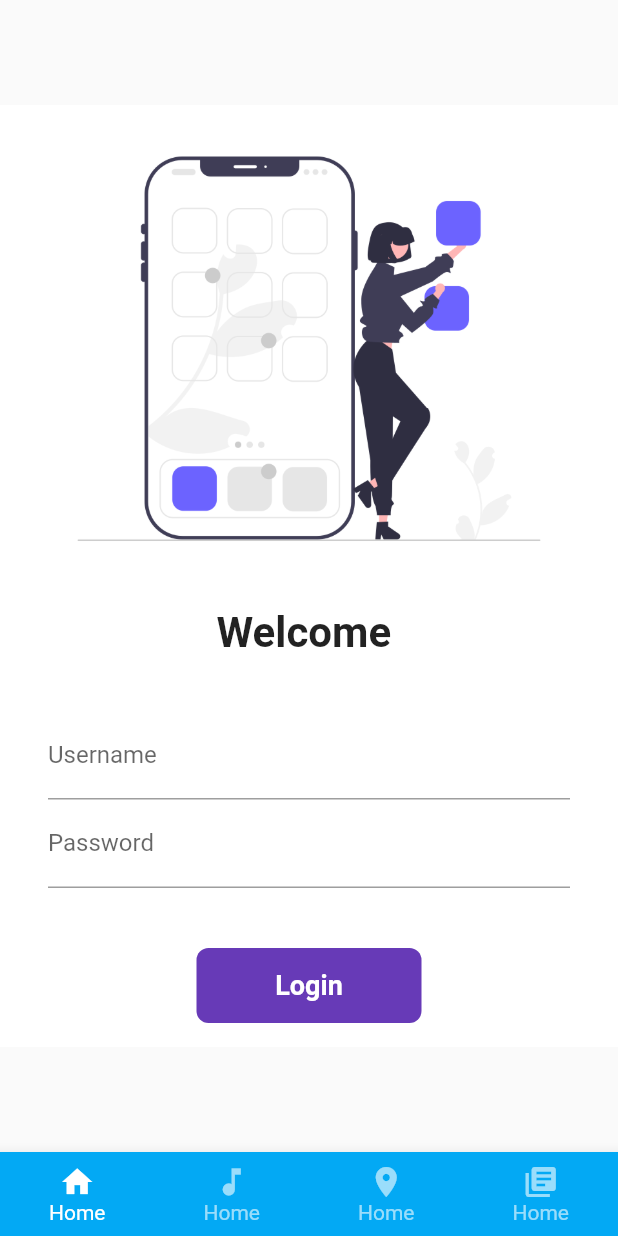
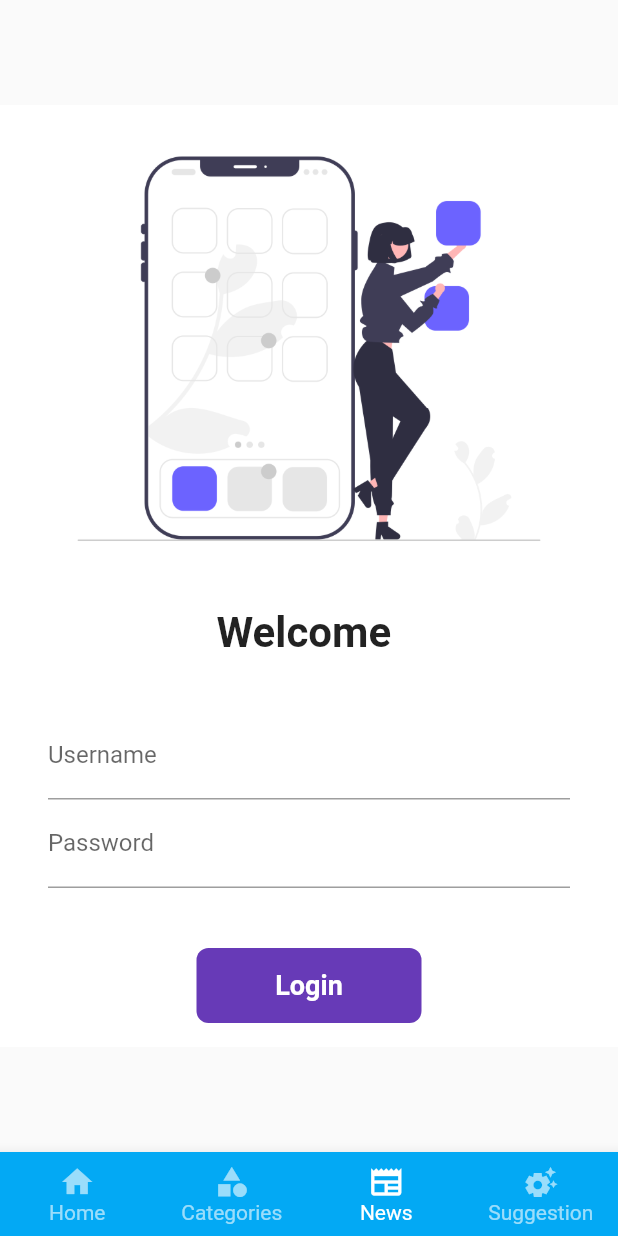
Before and after one commit to RakeshBhardwaj-coder/healingapp, a Flutter app: the screen it shows after launch, item 3 of the bottom bar chosen, on a phone screen of 412 x 824 dp. Run offline on Flutter 3.47's test engine with Material 2 defaults, Android fonts, the light colour scheme and no system bars; our stand-ins replace carousel_slider, cloud_firestore, firebase_core, firebase_database, firebase_storage, google_fonts and 2 more; missing offline and left inert: dart:ffi; accounts and stored records are empty; network calls fail.

Commit message:
Navbar changes

```diff
--- a/lib/widgets/bottomNavigatorBar.dart
+++ b/lib/widgets/bottomNavigatorBar.dart
@@ -18,7 +18,6 @@ class _bottomNavigatorBarState extends State<bottomNavigatorBar> {
     HomePage(),
     AskQue(),
     LoginPage(),
-    // yourQue()
     yourQue()
   ];
   @override
@@ -27,8 +26,9 @@ class _bottomNavigatorBarState extends State<bottomNavigatorBar> {
       bottomNavigationBar: BottomNavigationBar(
         type: BottomNavigationBarType.fixed,
         backgroundColor: Colors.lightBlue,
-        selectedItemColor: Colors.white,
         unselectedItemColor: Colors.white.withOpacity(.60),
+        currentIndex: _selectedIndex,
+        selectedItemColor: Color.fromARGB(255, 255, 255, 255),
         selectedFontSize: 14,
         unselectedFontSize: 14,
         onTap: (index) {
@@ -44,21 +44,20 @@ class _bottomNavigatorBarState extends State<bottomNavigatorBar> {
           ),
           BottomNavigationBarItem(
             // title: Text('Music'),
-            label: "Home",
+            label: "Categories",
 
-            icon: Icon(Icons.music_note),
+            icon: Icon(Icons.category),
           ),
           BottomNavigationBarItem(
             // title: Text('Places'),
-            label: "Home",
+            label: "News",
 
-            icon: Icon(Icons.location_on),
-          ),
+            icon: Icon(Icons.newspaper ),),
           BottomNavigationBarItem(
             // title: Text('News'),
-            label: "Home",
+            label: "Suggestion",
 
-            icon: Icon(Icons.library_books),
+            icon: Icon(Icons.settings_suggest),
           ),
         ],
       ),
```
